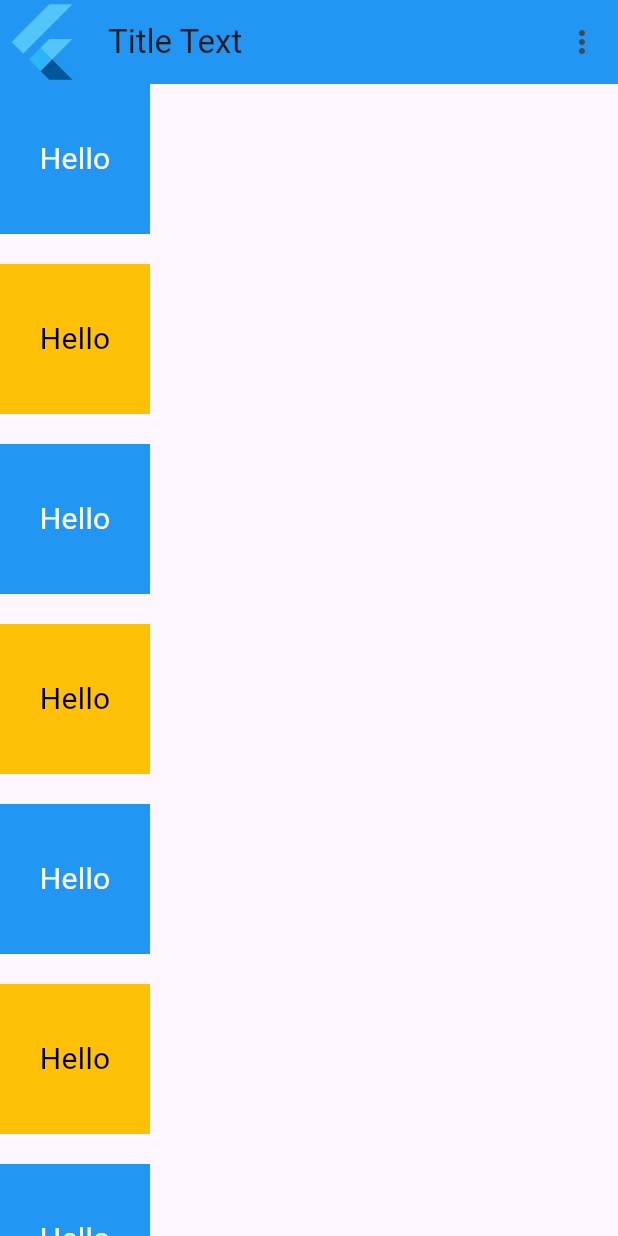
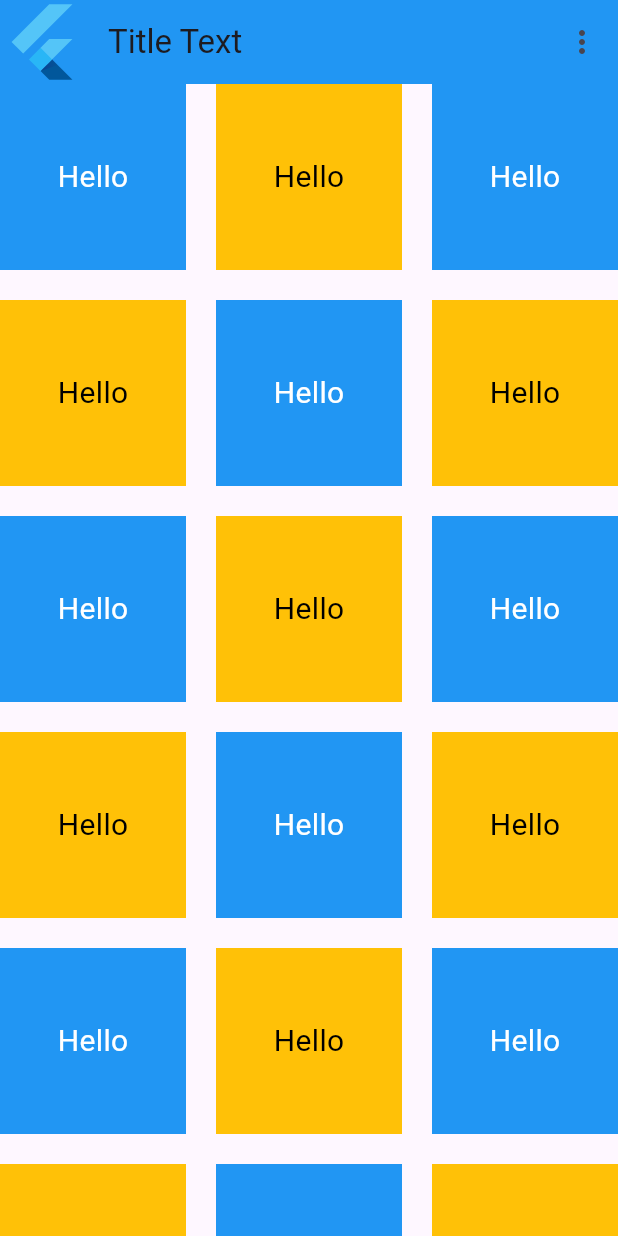
Before and after one commit to abdulahrudisoru/basic_flutter_exercises, a Flutter app: the screen it shows after launch, on a phone screen of 412 x 824 dp. Run offline on Flutter 3.47's test engine with Material 3 defaults, Android fonts, the phone set to English and light mode, and no system bars.

Commit message:
Question 017

```diff
--- a/lib/main.dart
+++ b/lib/main.dart
@@ -14,6 +14,7 @@
 import 'package:basic_flutter_exercises/questions/question_014.dart';
 import 'package:basic_flutter_exercises/questions/question_015.dart';
 import 'package:basic_flutter_exercises/questions/question_016.dart';
+import 'package:basic_flutter_exercises/questions/question_017.dart';
 import 'package:flutter/material.dart';
 
 void main() {
@@ -40,6 +41,7 @@
     // return Question013();
     // return Question014();
     // return Question015();
-    return Question016();
+    // return Question016();
+    return Question017();
   }
 }
--- /dev/null
+++ b/lib/questions/question_017.dart
@@ -0,0 +1,65 @@
+import 'package:flutter/material.dart';
+
+class Question017 extends StatelessWidget {
+  const Question017({super.key});
+
+  @override
+  Widget build(BuildContext context) {
+    return MaterialApp(
+      home: Scaffold(
+        appBar: AppBar(
+          backgroundColor: Colors.blue,
+          centerTitle: false,
+          title: Text("Title Text"),
+          leading: FlutterLogo(),
+          actions: [
+            IconButton(
+                onPressed: () {
+                  print("Click");
+                },
+                icon: Icon(Icons.more_vert)),
+          ],
+        ),
+        body: GridView.builder(
+          itemCount: 50,
+          gridDelegate: SliverGridDelegateWithFixedCrossAxisCount(
+            crossAxisCount: 3,
+            mainAxisSpacing: 20,
+            crossAxisSpacing: 20,
+          ),
+          itemBuilder: (context, index) {
+            if (index % 2 == 0) {
+              return Container(
+                width: 100,
+                height: 100,
+                decoration: BoxDecoration(
+                  color: Colors.blue,
+                ),
+                child: Center(
+                  child: Text(
+                    "Hello",
+                    style: TextStyle(fontSize: 20, color: Colors.white),
+                  ),
+                ),
+              );
+            } else {
+              return Container(
+                width: 100,
+                height: 100,
+                decoration: BoxDecoration(
+                  color: Colors.amber,
+                ),
+                child: Center(
+                  child: Text(
+                    "Hello",
+                    style: TextStyle(fontSize: 20, color: Colors.black),
+                  ),
+                ),
+              );
+            }
+          },
+        ),
+      ),
+    );
+  }
+}
```
